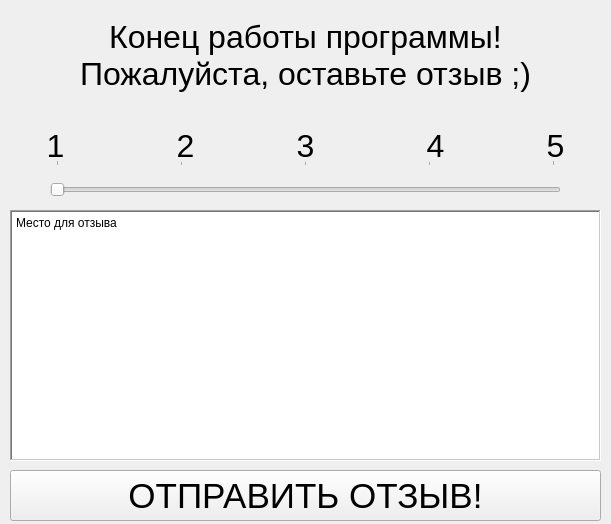
This is final.ui in Tim-977/EngFilter-V2.6 as Qt 5 draws it before an edit. The edited form follows.
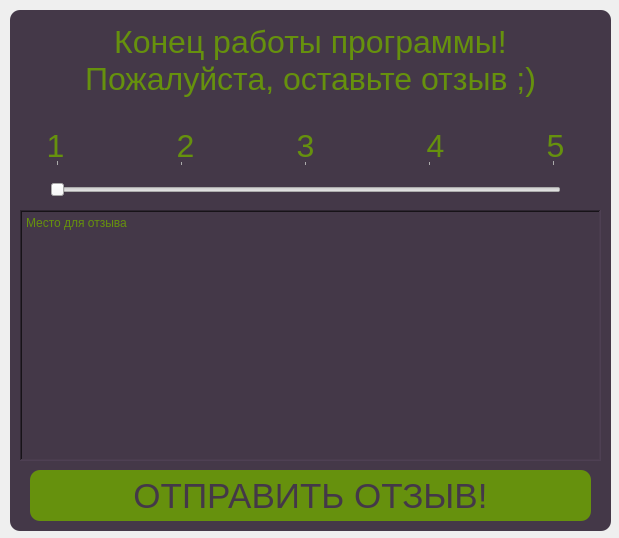
This is the edited form.

Commit message: Added design to final window

Diff of the .ui file:
```diff
--- a/final.ui
+++ b/final.ui
@@ -6,8 +6,8 @@
    <rect>
     <x>0</x>
     <y>0</y>
-    <width>611</width>
-    <height>524</height>
+    <width>619</width>
+    <height>538</height>
    </rect>
   </property>
   <property name="windowTitle">
@@ -19,10 +19,10 @@
   <widget class="QLabel" name="label">
    <property name="geometry">
     <rect>
-     <x>0</x>
-     <y>0</y>
-     <width>611</width>
-     <height>111</height>
+     <x>10</x>
+     <y>10</y>
+     <width>601</width>
+     <height>101</height>
     </rect>
    </property>
    <property name="font">
@@ -30,6 +30,11 @@
      <pointsize>24</pointsize>
     </font>
    </property>
+   <property name="styleSheet">
+    <string notr="true">QLabel{
+	color: #66910D;
+}</string>
+   </property>
    <property name="text">
     <string>Конец работы программы!
 Пожалуйста, оставьте отзыв ;)</string>
@@ -47,6 +52,9 @@
      <height>51</height>
     </rect>
    </property>
+   <property name="styleSheet">
+    <string notr="true"/>
+   </property>
    <property name="minimum">
     <number>1</number>
    </property>
@@ -69,12 +77,18 @@
   <widget class="QPlainTextEdit" name="plainTextEdit">
    <property name="geometry">
     <rect>
-     <x>10</x>
+     <x>20</x>
      <y>210</y>
-     <width>591</width>
+     <width>581</width>
      <height>251</height>
     </rect>
    </property>
+   <property name="styleSheet">
+    <string notr="true">QPlainTextEdit{
+	background-color: rgb(68, 56, 72);
+	color: #66910D;
+}</string>
+   </property>
    <property name="frameShape">
     <enum>QFrame::WinPanel</enum>
    </property>
@@ -99,6 +113,11 @@
      <pointsize>24</pointsize>
     </font>
    </property>
+   <property name="styleSheet">
+    <string notr="true">QLabel{
+	color: #66910D;
+}</string>
+   </property>
    <property name="frameShape">
     <enum>QFrame::NoFrame</enum>
    </property>
@@ -123,6 +142,11 @@
      <pointsize>24</pointsize>
     </font>
    </property>
+   <property name="styleSheet">
+    <string notr="true">QLabel{
+	color: #66910D;
+}</string>
+   </property>
    <property name="frameShape">
     <enum>QFrame::NoFrame</enum>
    </property>
@@ -147,6 +171,11 @@
      <pointsize>24</pointsize>
     </font>
    </property>
+   <property name="styleSheet">
+    <string notr="true">QLabel{
+	color: #66910D;
+}</string>
+   </property>
    <property name="frameShape">
     <enum>QFrame::NoFrame</enum>
    </property>
@@ -171,6 +200,11 @@
      <pointsize>24</pointsize>
     </font>
    </property>
+   <property name="styleSheet">
+    <string notr="true">QLabel{
+	color: #66910D;
+}</string>
+   </property>
    <property name="frameShape">
     <enum>QFrame::NoFrame</enum>
    </property>
@@ -195,6 +229,11 @@
      <pointsize>24</pointsize>
     </font>
    </property>
+   <property name="styleSheet">
+    <string notr="true">QLabel{
+	color: #66910D;
+}</string>
+   </property>
    <property name="frameShape">
     <enum>QFrame::NoFrame</enum>
    </property>
@@ -208,9 +247,9 @@
   <widget class="QPushButton" name="pushButton">
    <property name="geometry">
     <rect>
-     <x>10</x>
+     <x>30</x>
      <y>470</y>
-     <width>591</width>
+     <width>561</width>
      <height>51</height>
     </rect>
    </property>
@@ -219,10 +258,49 @@
      <pointsize>26</pointsize>
     </font>
    </property>
+   <property name="styleSheet">
+    <string notr="true">QPushButton{
+	border-radius: 10px;
+	color: rgb(68, 56, 72);
+	background-color: #66910D;
+}</string>
+   </property>
    <property name="text">
     <string>ОТПРАВИТЬ ОТЗЫВ!</string>
    </property>
   </widget>
+  <widget class="QFrame" name="frame">
+   <property name="geometry">
+    <rect>
+     <x>10</x>
+     <y>10</y>
+     <width>601</width>
+     <height>521</height>
+    </rect>
+   </property>
+   <property name="styleSheet">
+    <string notr="true">QFrame {
+	border-radius: 10px;
+	background-color: rgb(68, 56, 72)
+}</string>
+   </property>
+   <property name="frameShape">
+    <enum>QFrame::StyledPanel</enum>
+   </property>
+   <property name="frameShadow">
+    <enum>QFrame::Raised</enum>
+   </property>
+  </widget>
+  <zorder>frame</zorder>
+  <zorder>label</zorder>
+  <zorder>horizontalSlider</zorder>
+  <zorder>plainTextEdit</zorder>
+  <zorder>label_2</zorder>
+  <zorder>label_3</zorder>
+  <zorder>label_4</zorder>
+  <zorder>label_5</zorder>
+  <zorder>label_6</zorder>
+  <zorder>pushButton</zorder>
  </widget>
  <resources/>
  <connections/>
```
The commit also changes 8 other files.
